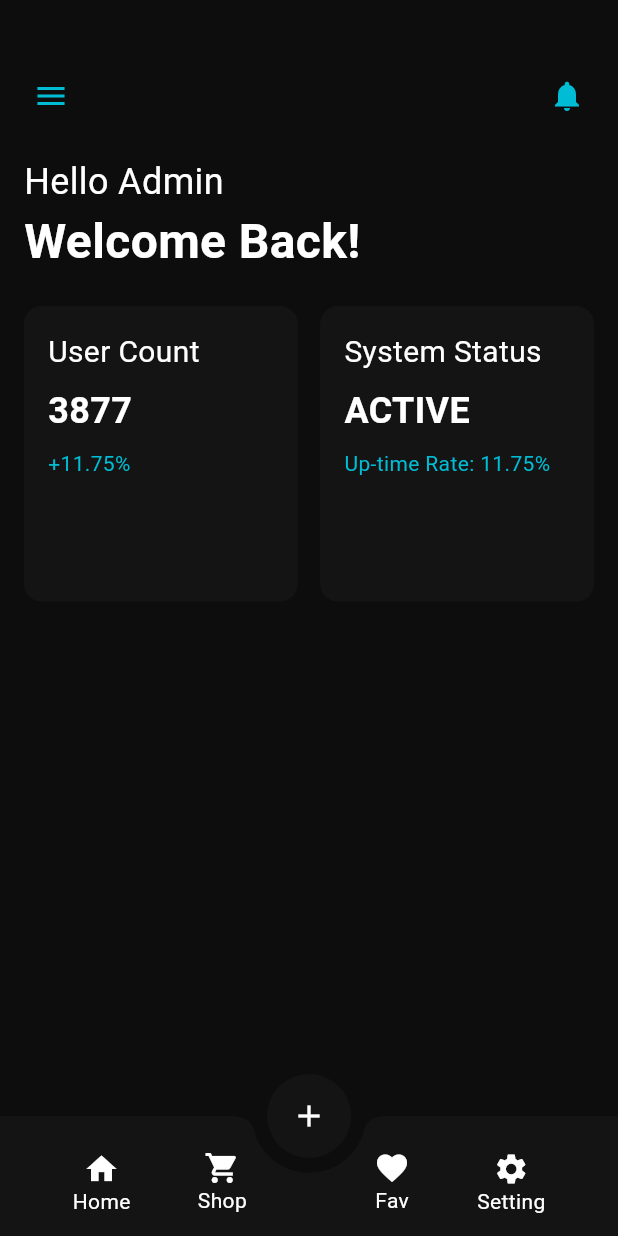
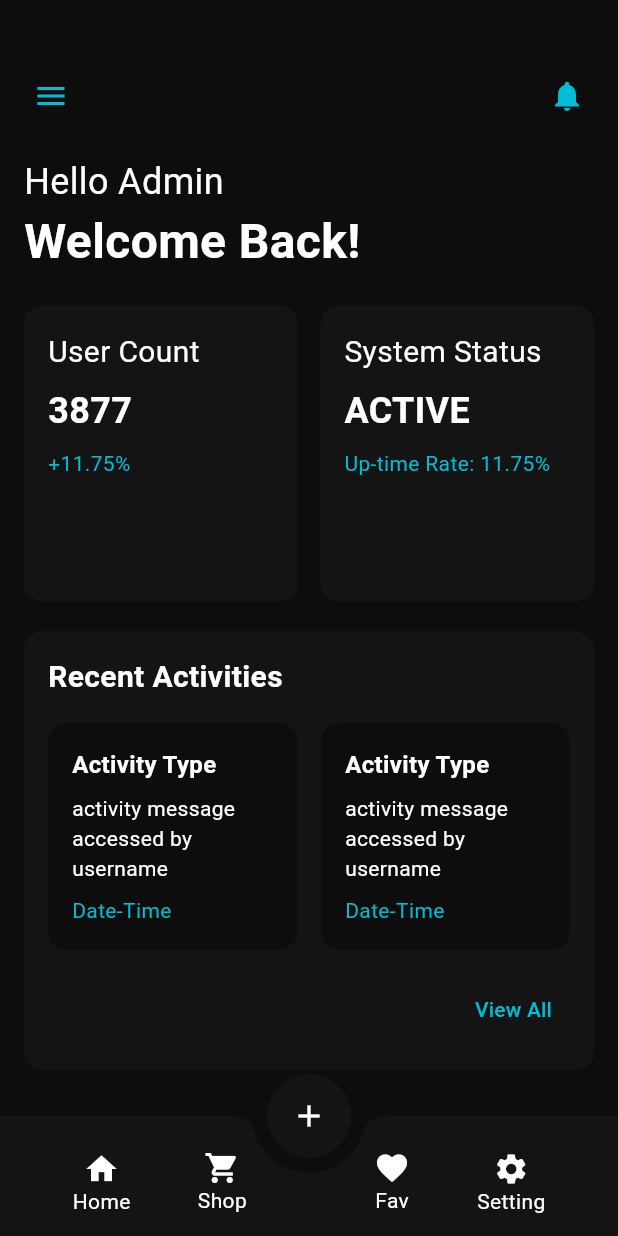
Before and after one commit to The-Bug-Bashers-2024/origin_vault, a Flutter app: the DashboardScreen screen opened directly, on a phone screen of 412 x 824 dp. Run offline on Flutter 3.47's test engine with Material 3 defaults, Android fonts, the phone set to English and light mode, and no system bars; our stand-ins replace flutter_screenutil, google_fonts.

Commit message:
minor changes in admin dashboard

```diff
--- a/lib/screens/admin_level/presentation/pages/admin_dashboard.dart
+++ b/lib/screens/admin_level/presentation/pages/admin_dashboard.dart
@@ -147,6 +147,8 @@ class _DashboardScreenState extends State<DashboardScreen> {
                         ),
                       ],
                     ),
+                    const SizedBox(height: 20),
+                    _buildRecentActivities(), // Recent Activities Section
                   ],
                 ),
               ),
@@ -193,4 +195,90 @@ class _DashboardScreenState extends State<DashboardScreen> {
       ),
     );
   }
+
+  Widget _buildRecentActivities() {
+    return Container(
+      padding: const EdgeInsets.all(16),
+      decoration: BoxDecoration(
+        color: AppPallete.secondarybackgroundColor,
+        borderRadius: BorderRadius.circular(12),
+      ),
+      child: Column(
+        crossAxisAlignment: CrossAxisAlignment.start,
+        children: [
+          const Text(
+            'Recent Activities',
+            style: TextStyle(
+              color: Colors.white,
+              fontSize: 20,
+              fontWeight: FontWeight.bold,
+            ),
+          ),
+          const SizedBox(height: 16),
+          Row(
+            mainAxisAlignment: MainAxisAlignment.spaceBetween,
+            children: [
+              Expanded(
+                child: _buildActivityCard(
+                  'Activity Type',
+                  'activity message accessed by username',
+                  'Date-Time',
+                ),
+              ),
+              const SizedBox(width: 16),
+              Expanded(
+                child: _buildActivityCard(
+                  'Activity Type',
+                  'activity message accessed by username',
+                  'Date-Time',
+                ),
+              ),
+            ],
+          ),
+          const SizedBox(height: 16),
+          Align(
+            alignment: Alignment.bottomRight,
+            child: TextButton(
+              onPressed: () {},
+              child:
+                  const Text('View All', style: TextStyle(color: Colors.cyan)),
+            ),
+          ),
+        ],
+      ),
+    );
+  }
+
+  Widget _buildActivityCard(String title, String description, String date) {
+    return Container(
+      padding: const EdgeInsets.all(16),
+      decoration: BoxDecoration(
+        color: AppPallete.backgroundColor,
+        borderRadius: BorderRadius.circular(12),
+      ),
+      child: Column(
+        crossAxisAlignment: CrossAxisAlignment.start,
+        children: [
+          Text(
+            title,
+            style: const TextStyle(
+              color: AppPallete.textcolor1,
+              fontSize: 16,
+              fontWeight: FontWeight.bold,
+            ),
+          ),
+          const SizedBox(height: 8),
+          Text(
+            description,
+            style: const TextStyle(color: Colors.white),
+          ),
+          const SizedBox(height: 8),
+          Text(
+            date,
+            style: const TextStyle(color: Colors.cyan),
+          ),
+        ],
+      ),
+    );
+  }
 }
```
